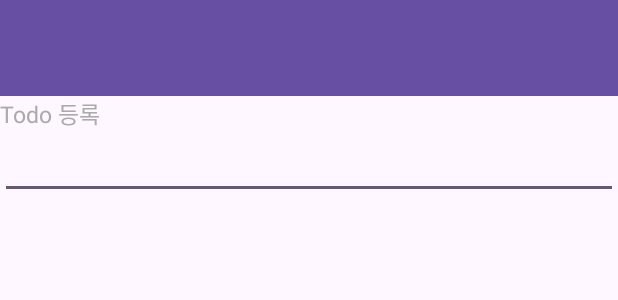
After one commit to qtsky89/AndroidTutorial, an Android app: the layout activity_add.xml on its own in the app's theme, with its tools: preview values and no code run, on a phone screen of 412 x 824 dp. The commit adds this screen. Shown: the top 300 px of the screen. Run offline under Robolectric (Android 15) with nearby library versions, the phone set to English and light mode, and no system bars.

Commit message:
[ch13] Copied from sites

```diff
--- a/ch13_activity/build.gradle.kts
+++ b/ch13_activity/build.gradle.kts
@@ -33,6 +33,8 @@ android {
     kotlinOptions {
         jvmTarget = "1.8"
     }
+
+    viewBinding.isEnabled = true
 }
 
 dependencies {
--- a/ch13_activity/src/main/AndroidManifest.xml
+++ b/ch13_activity/src/main/AndroidManifest.xml
@@ -8,6 +8,9 @@
         android:roundIcon="@mipmap/ic_launcher_round"
         android:supportsRtl="true"
         android:theme="@style/Theme.Wonzzang">
+        <activity
+            android:name=".AddActivity"
+            android:exported="false" />
         <activity
             android:name=".MainActivity"
             android:exported="true">
--- /dev/null
+++ b/ch13_activity/src/main/res/layout/activity_add.xml
@@ -0,0 +1,31 @@
+<?xml version="1.0" encoding="utf-8"?>
+<LinearLayout xmlns:android="http://schemas.android.com/apk/res/android"
+    xmlns:app="http://schemas.android.com/apk/res-auto"
+    xmlns:tools="http://schemas.android.com/tools"
+    android:layout_width="match_parent"
+    android:layout_height="match_parent"
+    android:orientation="vertical">
+    <androidx.appcompat.widget.Toolbar
+        android:id="@+id/toolbar"
+        android:layout_width="match_parent"
+        android:layout_height="?attr/actionBarSize"
+        android:background="?attr/colorPrimary"
+        android:elevation="4dp"
+        app:theme="@style/ToolbarIconColor"
+        app:titleTextColor="#FFFFFF"/>
+
+    <TextView
+        android:layout_width="match_parent"
+        android:layout_height="wrap_content"
+        android:text="Todo 등록"
+        android:textSize="15dp"
+        android:textColor="@android:color/darker_gray"/>
+
+    <EditText
+        android:id="@+id/add_editView"
+        android:layout_width="match_parent"
+        android:layout_height="wrap_content"
+        android:inputType="text"/>
+
+
+</LinearLayout>
--- a/gradle/libs.versions.toml
+++ b/gradle/libs.versions.toml
@@ -1,5 +1,5 @@
 [versions]
-agp = "8.4.1"
+agp = "8.5.0"
 kotlin = "1.9.0"
 coreKtx = "1.13.1"
 junit = "4.13.2"
```
Also changed, not shown: ch13_activity/src/main/java/com/wonzzang/ch13_activity/AddActivity.kt (added, +26 -0 lines), ch13_activity/src/main/java/com/wonzzang/ch13_activity/MainActivity.kt (+25 -11 lines), ch13_activity/src/main/java/com/wonzzang/ch13_activity/MyAdapter.kt (added, +28 -0 lines), ch13_activity/src/main/res/layout/activity_main.xml (+14 -9 lines), ch13_activity/src/main/res/layout/item_recyclerview.xml (added, +23 -0 lines), ch13_activity/src/main/res/menu/menu_add.xml (added, +7 -0 lines), ch13_activity/src/main/res/drawable/todo.jpg (added), gradle/wrapper/gradle-wrapper.properties.
